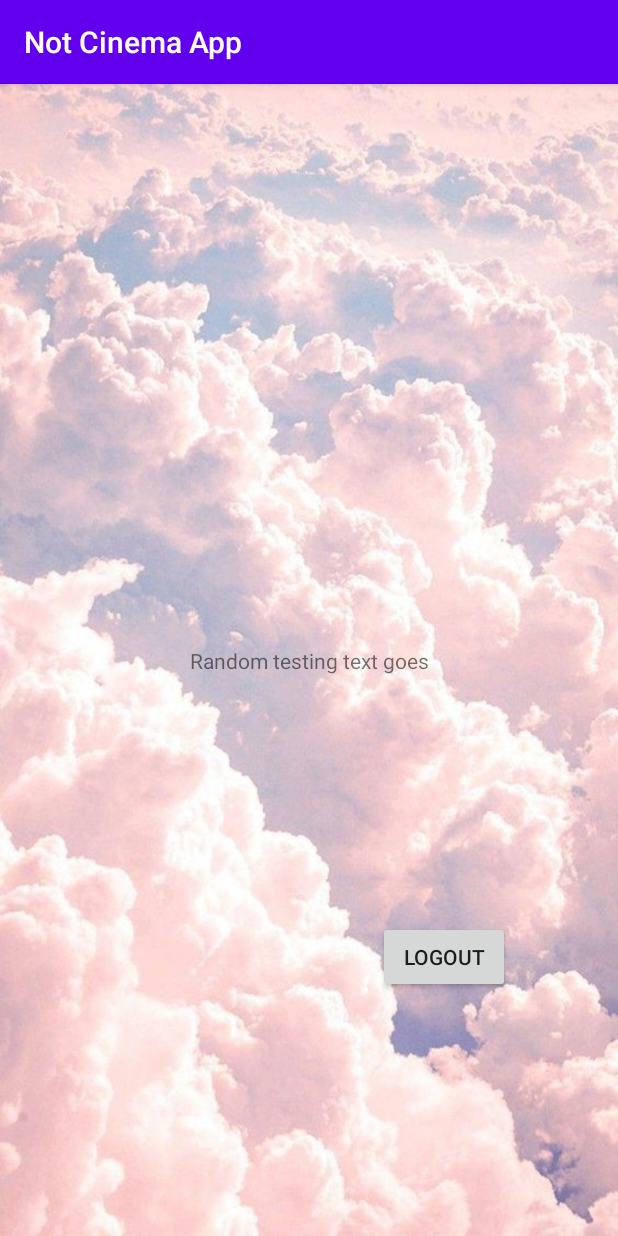
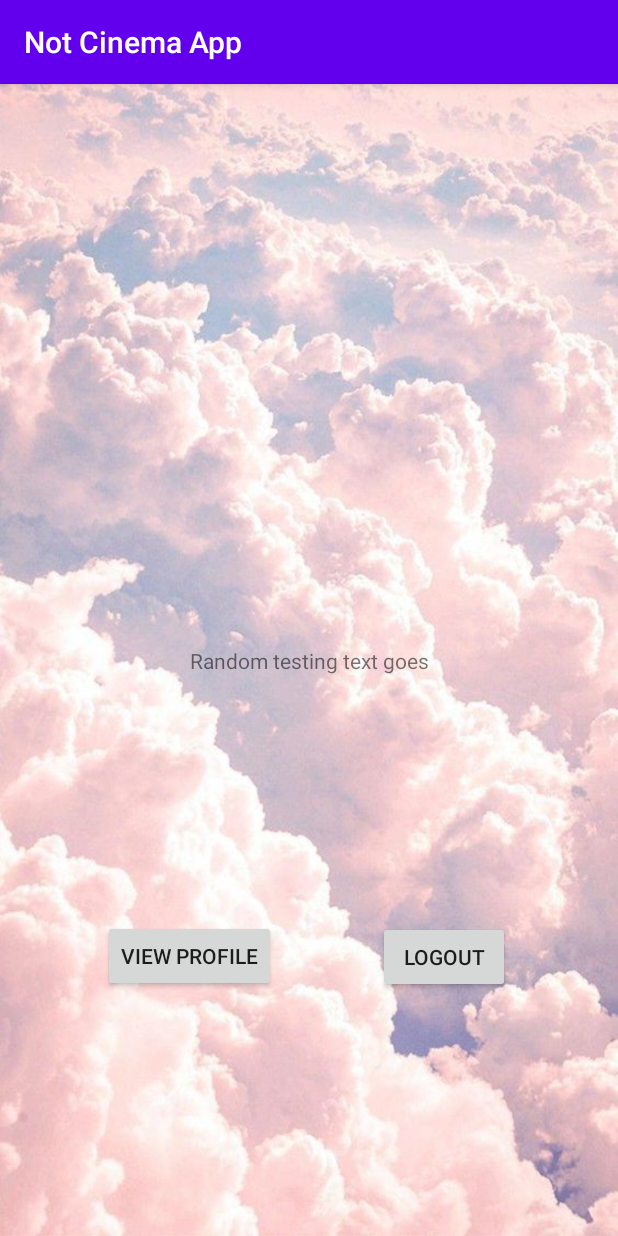
Before and after one commit to crosswind19/Cinema-Booking-App, an Android app: the MainActivity screen opened directly, with no data from a screen before it, on a phone screen of 412 x 824 dp. Run offline under Robolectric (Android 15) with nearby library versions, the light colour scheme and no system bars; our stand-ins replace Firebase (no records; nobody signed in at launch, a user with empty details on screens opened directly).

Commit message:
add btn for view profile

```diff
--- a/app/src/main/java/com/example/groupproject/MainActivity.java
+++ b/app/src/main/java/com/example/groupproject/MainActivity.java
@@ -21,4 +21,9 @@ public class MainActivity extends AppCompatActivity {
         startActivity(new Intent(getApplicationContext(),activity_login.class));
         finish();
     }
+
+    public void viewProfile(View view){
+        startActivity(new Intent(getApplicationContext(), activity_viewprofile.class));
+        finish();
+    }
 }
--- a/app/src/main/res/layout/activity_main.xml
+++ b/app/src/main/res/layout/activity_main.xml
@@ -32,4 +32,15 @@
         app:layout_constraintStart_toStartOf="parent"
         app:layout_constraintTop_toBottomOf="@+id/textView"
         app:layout_constraintVertical_bias="0.503" />
+
+    <Button
+        android:id="@+id/btn_viewProfile"
+        android:layout_width="wrap_content"
+        android:layout_height="wrap_content"
+        android:onClick="viewProfile"
+        android:text="View Profile"
+        app:layout_constraintBottom_toBottomOf="parent"
+        app:layout_constraintEnd_toStartOf="@+id/btn_logout"
+        app:layout_constraintStart_toStartOf="parent"
+        app:layout_constraintTop_toBottomOf="@+id/textView" />
 </androidx.constraintlayout.widget.ConstraintLayout>
--- a/app/src/main/res/layout/activity_viewprofile.xml
+++ b/app/src/main/res/layout/activity_viewprofile.xml
@@ -7,7 +7,7 @@
     tools:context=".activity_viewprofile">
 
     <ImageView
-        android:id="@+id/imageView2"
+        android:id="@+id/iv_profilePic"
         android:layout_width="180dp"
         android:layout_height="180dp"
         app:layout_constraintBottom_toBottomOf="parent"
@@ -94,7 +94,7 @@
         app:layout_constraintHorizontal_bias="0.511"
         app:layout_constraintStart_toStartOf="parent"
         app:layout_constraintTop_toTopOf="parent"
-        app:layout_constraintVertical_bias="0.521" />
+        app:layout_constraintVertical_bias="0.524" />
 
     <ImageView
         android:id="@+id/iv_phone"
```
